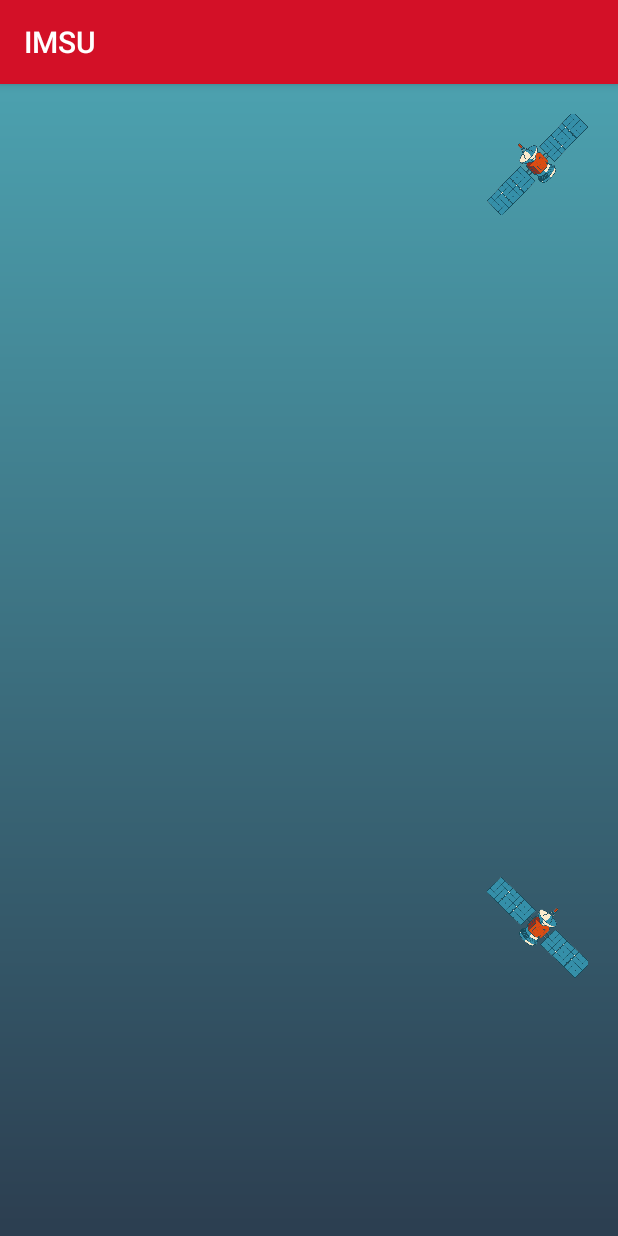
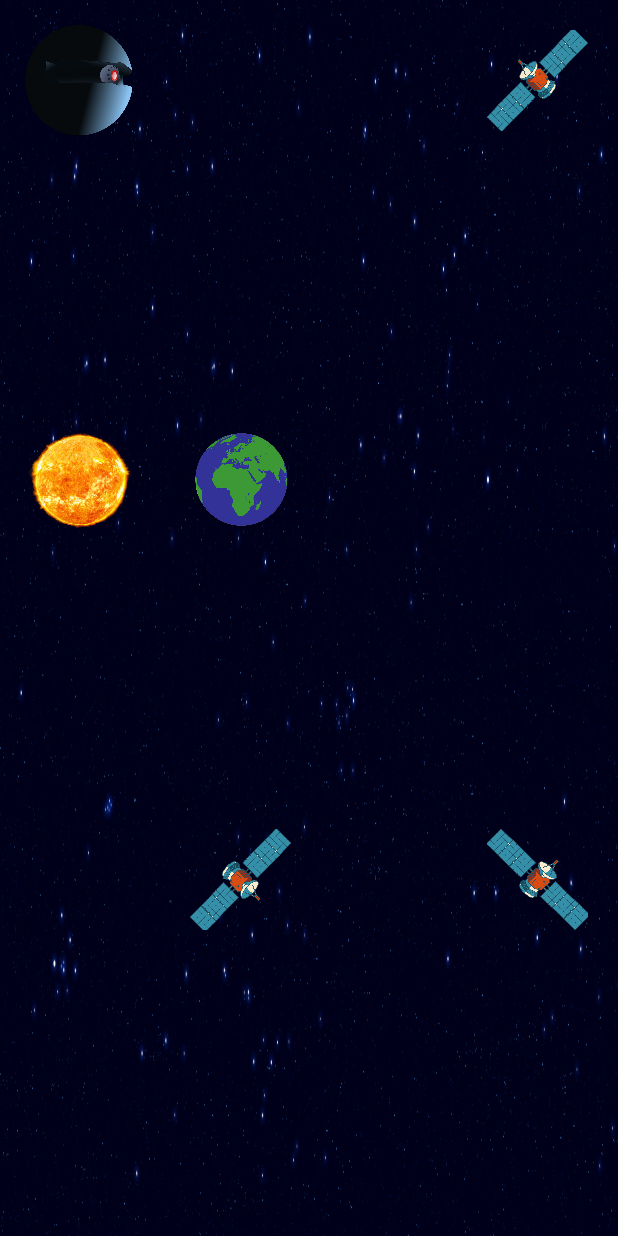
Before and after one commit to lizardkingLK/IMSU, an Android app: the GameActivity screen opened directly, with no data from a screen before it, on a phone screen of 412 x 824 dp. Run offline under Robolectric (Android 15) with nearby library versions, the phone set to English and light mode, and no system bars.

Commit message:
Thirteenth Commit IMSU

```diff
--- a/app/src/main/AndroidManifest.xml
+++ b/app/src/main/AndroidManifest.xml
@@ -4,7 +4,6 @@
     package="com.example.imsu">
 
     <application
-        android:allowBackup="true"
         android:icon="@mipmap/ic_launcher"
         android:label="@string/app_name"
         android:roundIcon="@mipmap/ic_launcher_round"
--- /dev/null
+++ b/app/src/main/java/com/example/imsu/DrawActivity.java
@@ -0,0 +1,5 @@
+package com.example.imsu;
+
+public class DrawActivity {
+
+}
--- a/app/src/main/java/com/example/imsu/GameActivity.java
+++ b/app/src/main/java/com/example/imsu/GameActivity.java
@@ -16,7 +16,7 @@ public class GameActivity extends AppCompatActivity {
         super.onCreate(savedInstanceState);
         setContentView(R.layout.activity_game);
 
-        final ImageView imgView1,imgView2;
+        final ImageView imgView1,imgView2,imgView3;
         final TextView textView_playerName;
 
         // set current player
@@ -25,6 +25,7 @@ public class GameActivity extends AppCompatActivity {
         // set value for prisms
         imgView1 = findViewById(R.id.imgView_prism_1);
         imgView2 = findViewById(R.id.imgView_prism_2);
+        imgView3 = findViewById(R.id.imgView_prism_3);
 
         // set player name
         textView_playerName = findViewById(R.id.txtView_playerName);
@@ -50,7 +51,15 @@ public class GameActivity extends AppCompatActivity {
             }
         });
 
+        imgView3.setOnClickListener(new View.OnClickListener() {
+            @Override
+            public void onClick(View view) {
+                Log.i(getResources().getString(R.string.clicked_prism),getResources().getString(R.string.clicked_prism));
 
+                // call to rotate the prism
+                Prism.rotateClockWise(imgView3);
+            }
+        });
 
     }
 }
--- /dev/null
+++ b/app/src/main/java/com/example/imsu/LightBeam.java
@@ -0,0 +1,5 @@
+package com.example.imsu;
+
+public class LightBeam {
+
+}
--- a/app/src/main/java/com/example/imsu/NewGameActivity.java
+++ b/app/src/main/java/com/example/imsu/NewGameActivity.java
@@ -3,11 +3,8 @@ package com.example.imsu;
 import android.app.Activity;
 import android.content.Intent;
 import android.os.Bundle;
-import android.text.Editable;
 import android.view.Gravity;
-import android.view.LayoutInflater;
 import android.view.View;
-import android.view.ViewGroup;
 import android.widget.Button;
 import android.widget.EditText;
 import android.widget.Toast;
@@ -44,7 +41,7 @@ public class NewGameActivity extends Activity {
                     playerNameToast.show();
 
                     newPlayer = Player.getInstance();
-                    newPlayer.setPlayerName(playerName.toString());
+                    newPlayer.setPlayerName(playerName);
 
                     Intent myIntent = new Intent(NewGameActivity.this, GameActivity.class);
                     startActivity(myIntent);
--- a/app/src/main/java/com/example/imsu/Player.java
+++ b/app/src/main/java/com/example/imsu/Player.java
@@ -20,6 +20,11 @@ public class Player {
         super();
     }
 
+    public Player(String playerName, int playerScore) {
+        this.playerName = playerName;
+        this.playerScore = playerScore;
+    }
+
     public String getPlayerName() {
         return playerName;
     }
--- a/app/src/main/res/layout/acivity_selectlevel.xml
+++ b/app/src/main/res/layout/acivity_selectlevel.xml
@@ -15,7 +15,7 @@
         android:layout_marginTop="16sp"
         android:layout_marginEnd="16dp"
         android:text="@string/txtView_title_selectLevel"
-        android:textAlignment="center"
+        android:textAlignment="textStart"
         android:textColor="@color/colorTextLight"
         android:textSize="48sp"
         app:layout_constraintEnd_toEndOf="parent"
--- a/app/src/main/res/layout/activity_game.xml
+++ b/app/src/main/res/layout/activity_game.xml
@@ -5,7 +5,7 @@
     android:id="@+id/GameLayout"
     android:layout_width="match_parent"
     android:layout_height="match_parent"
-    android:background="@drawable/drawable_background_gradient_game"
+    android:background="@drawable/background_imsu_2"
     tools:context=".GameActivity">
 
     <ImageView
@@ -24,7 +24,7 @@
         android:layout_width="75sp"
         android:layout_height="75sp"
         android:layout_marginEnd="16dp"
-        android:layout_marginBottom="168dp"
+        android:layout_marginBottom="200dp"
         android:contentDescription="@string/content_description_prism"
         app:layout_constraintBottom_toBottomOf="parent"
         app:layout_constraintEnd_toEndOf="parent"
@@ -41,4 +41,53 @@
         app:layout_constraintBottom_toBottomOf="parent"
         app:layout_constraintStart_toStartOf="parent" />
 
+    <ImageView
+        android:id="@+id/imgView_prism_3"
+        android:layout_width="75sp"
+        android:layout_height="75sp"
+        android:layout_marginBottom="200dp"
+        android:contentDescription="@string/content_description_prism"
+        app:layout_constraintBottom_toBottomOf="parent"
+        app:layout_constraintEnd_toStartOf="@+id/imgView_prism_2"
+        app:layout_constraintHorizontal_bias="0.5"
+        app:layout_constraintStart_toStartOf="parent"
+        app:srcCompat="@drawable/satelite_imsu_3" />
+
+    <ImageView
+        android:id="@+id/imgView_skb"
+        android:layout_width="75sp"
+        android:layout_height="75sp"
+        android:layout_marginStart="16dp"
+        android:layout_marginTop="16dp"
+        android:contentDescription="@string/content_description_skb"
+        app:layout_constraintStart_toStartOf="parent"
+        app:layout_constraintTop_toTopOf="parent"
+        app:srcCompat="@drawable/skb_imsu" />
+
+    <ImageView
+        android:id="@+id/imgView_star"
+        android:layout_width="75sp"
+        android:layout_height="75sp"
+        android:layout_marginStart="16dp"
+        android:contentDescription="@string/content_description_star"
+        app:layout_constraintBottom_toTopOf="@+id/imgView_prism_3"
+        app:layout_constraintStart_toStartOf="parent"
+        app:layout_constraintTop_toBottomOf="@+id/imgView_skb"
+        app:srcCompat="@drawable/star_imsu_1" />
+
+    <ImageView
+        android:id="@+id/imgView_earth"
+        android:layout_width="75sp"
+        android:layout_height="75sp"
+        android:layout_marginStart="32dp"
+        android:layout_marginTop="236dp"
+        android:layout_marginEnd="213dp"
+        android:layout_marginBottom="145dp"
+        android:contentDescription="@string/content_description_earth"
+        app:layout_constraintBottom_toTopOf="@+id/imgView_prism_3"
+        app:layout_constraintEnd_toEndOf="parent"
+        app:layout_constraintStart_toEndOf="@+id/imgView_star"
+        app:layout_constraintTop_toTopOf="parent"
+        app:srcCompat="@drawable/earth_imsu" />
+
 </androidx.constraintlayout.widget.ConstraintLayout>
--- a/app/src/main/res/layout/activity_help.xml
+++ b/app/src/main/res/layout/activity_help.xml
@@ -15,7 +15,7 @@
         android:layout_marginTop="16dp"
         android:layout_marginEnd="16dp"
         android:text="@string/txtView_title_help"
-        android:textAlignment="center"
+        android:textAlignment="textStart"
         android:textColor="@color/colorTextLight"
         android:textSize="48sp"
         app:layout_constraintEnd_toEndOf="parent"
--- a/app/src/main/res/layout/activity_newgame.xml
+++ b/app/src/main/res/layout/activity_newgame.xml
@@ -15,7 +15,7 @@
         android:layout_marginTop="16sp"
         android:layout_marginEnd="16sp"
         android:text="@string/txtView_title_newGame"
-        android:textAlignment="center"
+        android:textAlignment="textStart"
         android:textColor="@color/colorTextLight"
         android:textSize="48sp"
         app:layout_constraintEnd_toEndOf="parent"
@@ -50,7 +50,7 @@
         android:labelFor="@id/txtView_enterName"
         android:textColor="@color/colorTextLight"
         android:textColorHint="@color/colorAccent"
-        android:textSize="36sp"
+        android:textSize="24sp"
         app:layout_constraintBottom_toTopOf="@+id/btn_oK_playerName"
         app:layout_constraintEnd_toEndOf="parent"
         app:layout_constraintHorizontal_bias="0.5"
--- a/app/src/main/res/layout/activity_play.xml
+++ b/app/src/main/res/layout/activity_play.xml
@@ -62,7 +62,7 @@
         android:layout_marginTop="16dp"
         android:layout_marginEnd="16dp"
         android:text="@string/txtView_title_play"
-        android:textAlignment="center"
+        android:textAlignment="textStart"
         android:textColor="@color/colorTextLight"
         android:textSize="48sp"
         app:layout_constraintEnd_toEndOf="parent"
--- a/app/src/main/res/layout/activity_scoreboard.xml
+++ b/app/src/main/res/layout/activity_scoreboard.xml
@@ -15,7 +15,7 @@
         android:layout_marginTop="16dp"
         android:layout_marginEnd="16dp"
         android:text="@string/txtView_title_scoreboard"
-        android:textAlignment="center"
+        android:textAlignment="textStart"
         android:textColor="@color/colorAccent"
         android:textSize="48sp"
         app:layout_constraintEnd_toEndOf="parent"
--- a/app/src/main/res/layout/activity_settings.xml
+++ b/app/src/main/res/layout/activity_settings.xml
@@ -15,7 +15,7 @@
         android:layout_marginTop="16dp"
         android:layout_marginEnd="16sp"
         android:text="@string/txtView_title_settings"
-        android:textAlignment="center"
+        android:textAlignment="textStart"
         android:textColor="@color/colorTextLight"
         android:textSize="48sp"
         app:layout_constraintEnd_toEndOf="parent"
--- a/app/src/main/res/values/styles.xml
+++ b/app/src/main/res/values/styles.xml
@@ -1,7 +1,7 @@
 <resources>
 
     <!-- Base application theme. -->
-    <style name="AppTheme" parent="Base.Theme.AppCompat.Light.DarkActionBar">
+    <style name="AppTheme" parent="Theme.AppCompat.Light.NoActionBar">
         <!-- Customize your theme here. -->
         <item name="colorPrimary">@color/colorPrimary</item>
         <item name="colorPrimaryDark">@color/colorPrimaryDark</item>
```
Also changed, not shown: app/src/main/res/values/strings.xml (+9 -6 lines), app/src/main/res/drawable/background_imsu_1.png (added), app/src/main/res/drawable/background_imsu_2.jpg (added), app/src/main/res/drawable/earth_imsu.png (added), app/src/main/res/drawable/skb_imsu.png (added), app/src/main/res/drawable/star_imsu_1.png (added).
